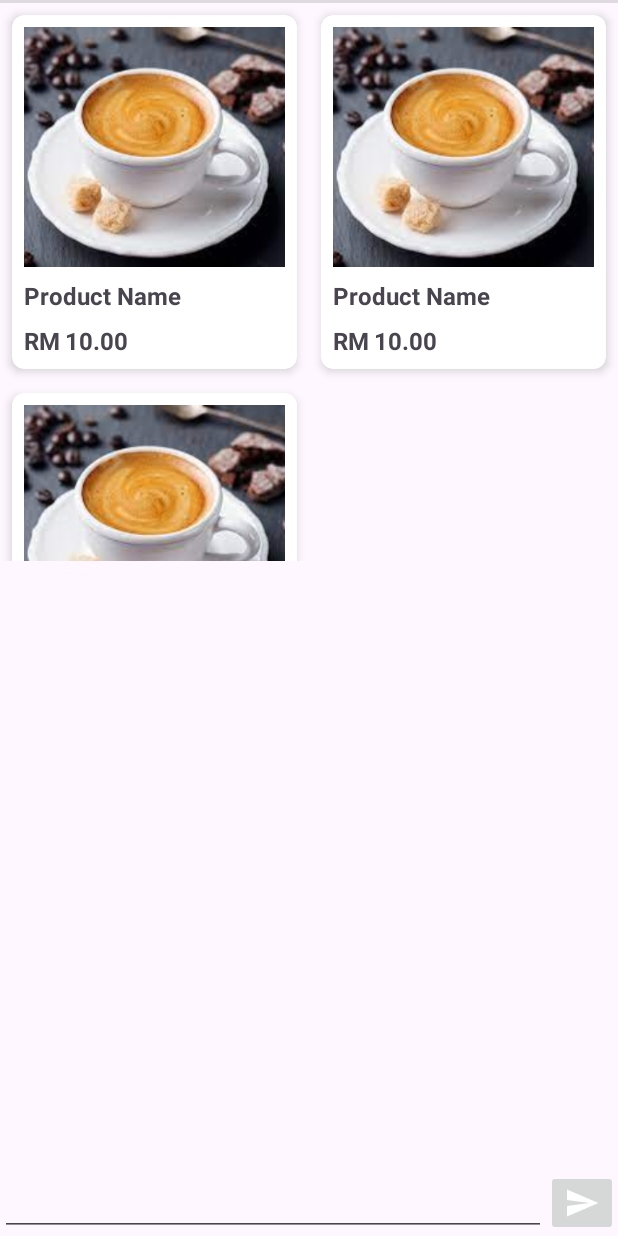
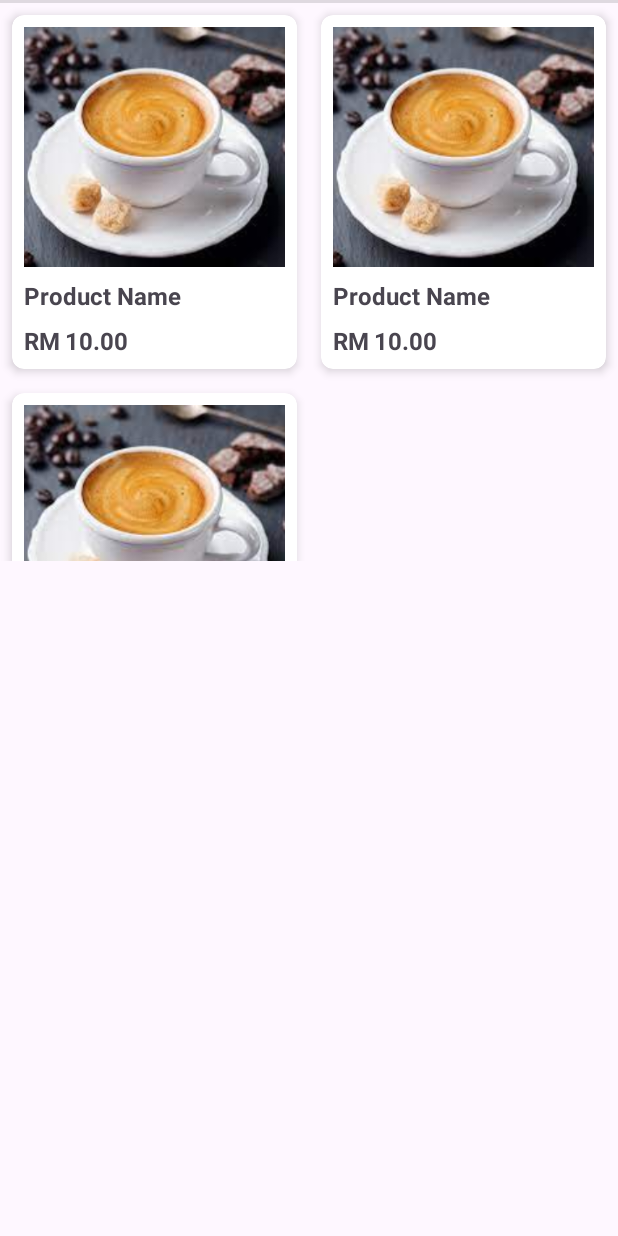
Before and after one commit to HarizahSyawal/MDBTools_App, an Android app: the layout fragment_terminal.xml on its own in the app's theme, with its tools: preview values and no code run, on a phone screen of 412 x 824 dp. Run offline under Robolectric (Android 15) with nearby library versions, the phone set to English and light mode, and no system bars.

Commit message:
Fix Command format

```diff
--- a/MDBTools_App/app/src/main/res/layout/fragment_terminal.xml
+++ b/MDBTools_App/app/src/main/res/layout/fragment_terminal.xml
@@ -30,24 +30,24 @@
         android:scrollbars="vertical"
         android:textAppearance="@style/TextAppearance.AppCompat.Medium" />
 
-    <LinearLayout
-        android:layout_width="match_parent"
-        android:layout_height="wrap_content"
-        android:orientation="horizontal">
+<!--    <LinearLayout-->
+<!--        android:layout_width="match_parent"-->
+<!--        android:layout_height="wrap_content"-->
+<!--        android:orientation="horizontal">-->
 
-        <EditText
-            android:id="@+id/send_text"
-            android:layout_width="0dp"
-            android:layout_height="match_parent"
-            android:layout_weight="1"
-            android:inputType="text|textNoSuggestions"
-            android:singleLine="true" />
+<!--        <EditText-->
+<!--            android:id="@+id/send_text"-->
+<!--            android:layout_width="0dp"-->
+<!--            android:layout_height="match_parent"-->
+<!--            android:layout_weight="1"-->
+<!--            android:inputType="text|textNoSuggestions"-->
+<!--            android:singleLine="true" />-->
 
-        <ImageButton
-            android:id="@+id/send_btn"
-            android:layout_width="wrap_content"
-            android:layout_height="wrap_content"
-            app:srcCompat="@drawable/ic_send_white_24dp" />
-    </LinearLayout>
+<!--        <ImageButton-->
+<!--            android:id="@+id/send_btn"-->
+<!--            android:layout_width="wrap_content"-->
+<!--            android:layout_height="wrap_content"-->
+<!--            app:srcCompat="@drawable/ic_send_white_24dp" />-->
+<!--    </LinearLayout>-->
 
 </LinearLayout>
```
Also changed, not shown: MDBTools_App/app/src/main/java/com/example/mdbtools_app/TerminalFragment.java (+39 -40 lines), MDBTools_App/app/src/main/java/com/example/mdbtools_app/laRheaCommands.java (+5 -5 lines), MDBTools_App/app/src/main/res/menu/menu_terminal.xml (+11 -3 lines).
